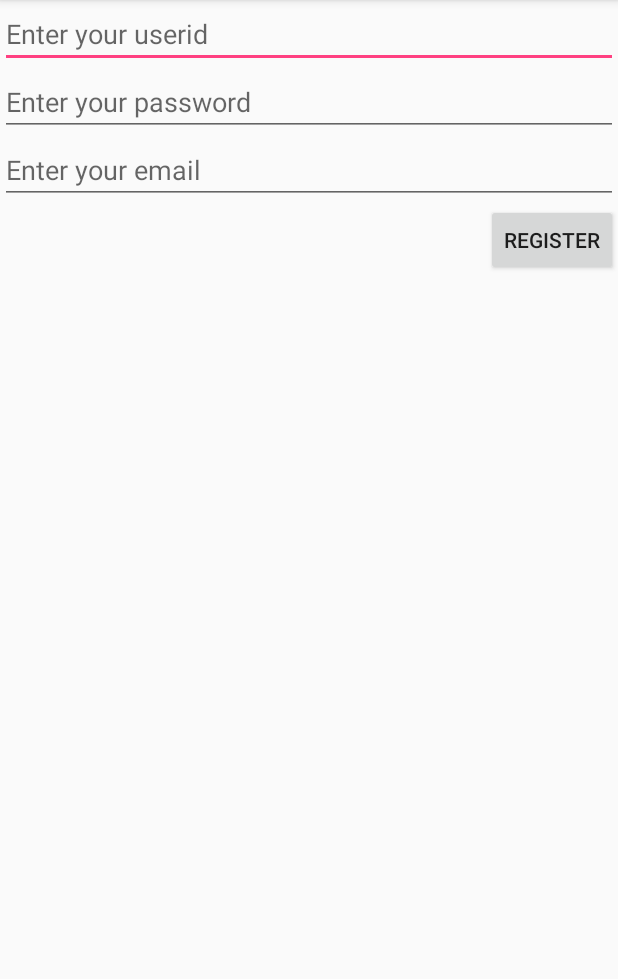
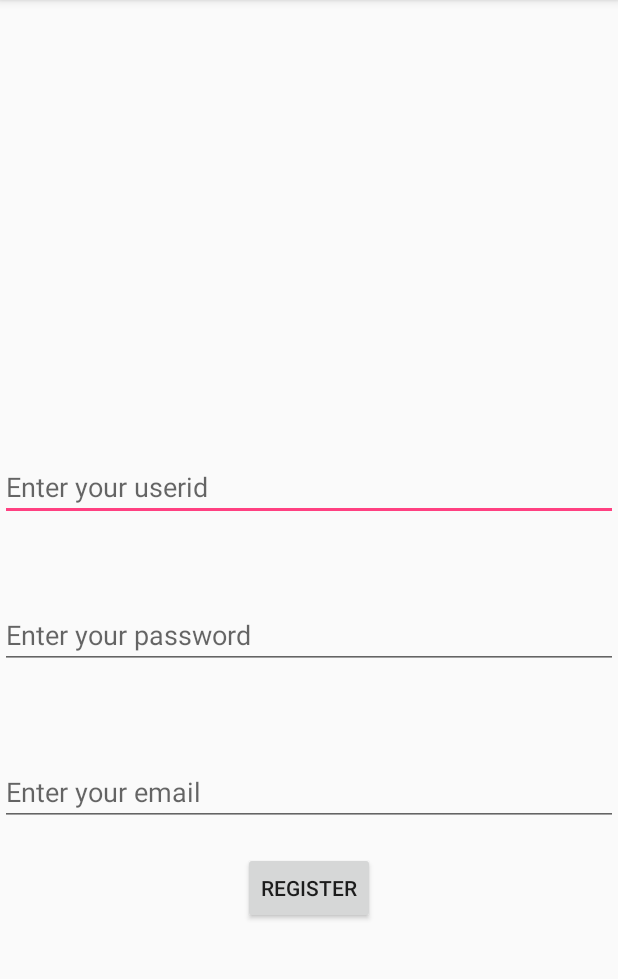
Before and after one commit to anitapau/take_a-note, an Android app: the screen it shows after launch (RegisterActivity), after a tap on "REGISTER", on a phone screen of 412 x 824 dp, the part 84-1063 px from its top. Run offline under Robolectric (Android 15) with nearby library versions, the phone set to English and light mode, and no system bars.

Commit message:
finished without layout

```diff
--- a/app/src/main/java/edu/tacoma/uw/ahanag22/take_a_note_on_android/Note/EditNoteFragment.java
+++ b/app/src/main/java/edu/tacoma/uw/ahanag22/take_a_note_on_android/Note/EditNoteFragment.java
@@ -24,8 +24,8 @@ public class EditNoteFragment extends Fragment {
     private static final String ARG_PARAM1 = "param1";
     private static final String ARG_PARAM2 = "param2";
 
-    private final static String NOTE_EDIT_URL
-            = "http://cssgate.insttech.washington.edu/~wujiep/Android/editCourse.php?";
+    private final static String NOTE_DELETE_URL
+            = "http://takenote.x10host.com/delete.php?";;
     // TODO: Rename and change types of parameters
     private String mParam1;
     private String mParam2;
--- a/app/src/main/java/edu/tacoma/uw/ahanag22/take_a_note_on_android/SignInActivity.java
+++ b/app/src/main/java/edu/tacoma/uw/ahanag22/take_a_note_on_android/SignInActivity.java
@@ -8,7 +8,6 @@ import android.net.Uri;
 import android.os.AsyncTask;
 import android.os.Bundle;
 import android.support.v7.app.AppCompatActivity;
-import android.widget.EditText;
 import android.widget.Toast;
 
 import java.io.BufferedReader;
@@ -25,8 +24,9 @@ import java.net.URL;
 public class SignInActivity extends AppCompatActivity implements LoginFragment.LoginInteractionListener, LoginFragment.OnFragmentInteractionListener {
 
     private SharedPreferences mSharedPreferences;
+
     //php url to login with id
-    private String URL_PART1 = "http://takenote.x10host.com/login.php?userid=";
+    private String URL_PART1 = "http://takenote.x10host.com/login.php?user=";
     //password passed in url
     private String URL_PART2 = "&password=";
     //static variable to save userid
@@ -67,6 +67,10 @@ public class SignInActivity extends AppCompatActivity implements LoginFragment.L
             if (result.contains("fail")) {
                 Toast.makeText(getApplicationContext(), "unable to login either the userid or password is wrong", Toast.LENGTH_LONG)
                         .show();
+                mSharedPreferences
+                        .edit()
+                        .putBoolean(getString(R.string.LOGGEDIN), false)
+                        .commit();
 
                 return;
 
@@ -109,13 +113,10 @@ public class SignInActivity extends AppCompatActivity implements LoginFragment.L
      */
     @Override
     public void login(String userId, String pwd) {
-        this.muserId = userId;
-
         WebloginTask loginTask = new WebloginTask();
         this.muserId = userId;
         String finalUrl = URL_PART1 + userId + URL_PART2 + pwd;
         loginTask.execute(finalUrl);
-
 
     }
 
--- a/app/src/main/res/layout/activity_register.xml
+++ b/app/src/main/res/layout/activity_register.xml
@@ -1,35 +1,50 @@
 <?xml version="1.0" encoding="utf-8"?>
-<LinearLayout xmlns:android="http://schemas.android.com/apk/res/android"
-xmlns:tools="http://schemas.android.com/tools"
-android:layout_width="match_parent"
-android:layout_height="match_parent"
-android:orientation="vertical"
-tools:context="edu.tacoma.uw.ahanag22.take_a_note_on_android.RegisterActivity">
+<RelativeLayout xmlns:tools="http://schemas.android.com/tools"
+    xmlns:android="http://schemas.android.com/apk/res/android"
+    android:layout_width="match_parent"
+    android:layout_height="match_parent"
+    android:orientation="vertical"
+    tools:context="edu.tacoma.uw.ahanag22.take_a_note_on_android.RegisterActivity">
 
 <EditText
     android:id="@+id/user_edit"
     android:layout_width="match_parent"
     android:layout_height="wrap_content"
     android:inputType="text"
-    android:hint="@string/userid_hint" />
+    android:hint="@string/userid_hint"
+    android:layout_above="@+id/passwd_edit"
+    android:layout_alignParentLeft="true"
+    android:layout_alignParentStart="true"
+    android:layout_marginBottom="53dp" />
 
 <EditText
     android:id="@+id/passwd_edit"
     android:layout_width="match_parent"
     android:layout_height="wrap_content"
     android:inputType="textPassword"
-    android:hint="@string/pwd_hint" />
+    android:hint="@string/pwd_hint"
+    android:layout_marginBottom="59dp"
+    android:layout_above="@+id/gmail_edit"
+    android:layout_alignParentLeft="true"
+    android:layout_alignParentStart="true" />
 <EditText
     android:id="@+id/gmail_edit"
     android:layout_width="match_parent"
     android:layout_height="wrap_content"
     android:inputType="textWebEmailAddress"
-    android:hint="@string/gmail_hint" />
+    android:hint="@string/gmail_hint"
+    android:layout_above="@+id/login_button"
+    android:layout_alignParentLeft="true"
+    android:layout_alignParentStart="true"
+    android:layout_marginBottom="17dp" />
 <Button
     android:layout_width="wrap_content"
     android:layout_height="wrap_content"
     android:id="@+id/login_button"
     android:layout_gravity="end"
-    android:text="@string/register_text" />
+    android:text="@string/register_text"
+    android:layout_alignParentBottom="true"
+    android:layout_centerHorizontal="true"
+    android:layout_marginBottom="152dp" />
 
-</LinearLayout>
+</RelativeLayout>
--- a/app/src/main/res/layout/activity_web_login.xml
+++ b/app/src/main/res/layout/activity_web_login.xml
@@ -4,7 +4,6 @@
     xmlns:tools="http://schemas.android.com/tools"
     android:layout_width="match_parent"
     android:layout_height="match_parent"
-    android:id="@+id/note_container"
     tools:context="edu.tacoma.uw.ahanag22.take_a_note_on_android.WebLoginActivity">
 
     <android.support.design.widget.AppBarLayout
--- a/app/src/main/res/layout/content_web_login.xml
+++ b/app/src/main/res/layout/content_web_login.xml
@@ -2,7 +2,7 @@
 <FrameLayout xmlns:android="http://schemas.android.com/apk/res/android"
     xmlns:app="http://schemas.android.com/apk/res-auto"
     xmlns:tools="http://schemas.android.com/tools"
-    android:id="@+id/fragment_container"
+    android:id="@+id/note_container"
     android:layout_width="match_parent"
     android:layout_height="match_parent"
     android:visibility="visible"
--- a/app/src/main/res/values/strings.xml
+++ b/app/src/main/res/values/strings.xml
@@ -11,7 +11,8 @@
     <string name="take_note_hint">Write a note</string>
     <string name="logout">Logout</string>
     <string name="save">Save</string>
-    <string name="edit">Edit</string>
+    <string name="delete">Delete</string>
+    <string name="edit">Share                                                                                                                                                 ,,</string>
     <string name="write_Note">Write a note</string>
     <string name="NameOfNote">Name Of File</string>
     <string name="title_activity_web_login">Take-a-note</string>
```
Also changed, not shown: app/src/main/AndroidManifest.xml (+4 -4 lines), app/src/main/java/edu/tacoma/uw/ahanag22/take_a_note_on_android/AddNoteFragment.java (+1 -20 lines), app/src/main/java/edu/tacoma/uw/ahanag22/take_a_note_on_android/NoteDetailFragment.java (+20 -20 lines), app/src/main/java/edu/tacoma/uw/ahanag22/take_a_note_on_android/NoteTakingActivity.java (+3 -30 lines), app/src/main/java/edu/tacoma/uw/ahanag22/take_a_note_on_android/WebLoginActivity.java (+7 -5 lines), app/src/main/res/layout/activity_note_taking.xml (+3 -21 lines), app/src/main/res/layout/fragment_login.xml (+28 -8 lines), app/src/main/res/layout/fragment_note.xml (+0 -9 lines), app/src/main/res/layout/fragment_note_detail.xml (+29 -6 lines), app/src/main/res/menu/menu_logout.xml (line endings or trailing spaces).
